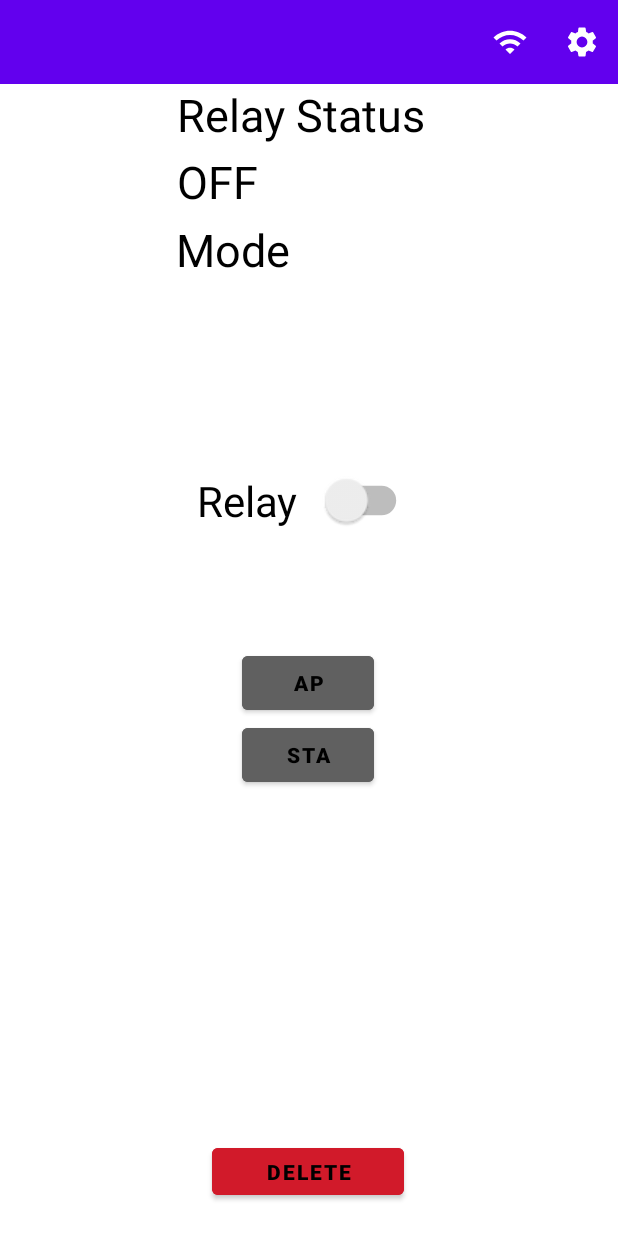
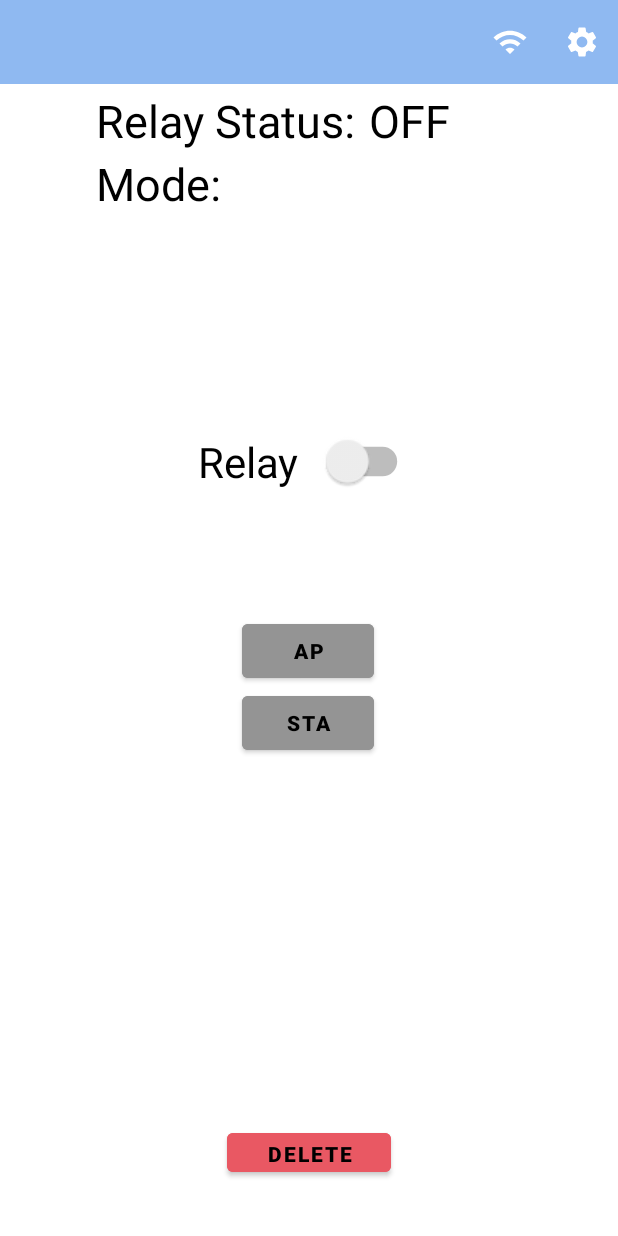
Before and after one commit to rosen316/Dimploma-Work, an Android app: the DeviceActivity screen opened directly, with no data from a screen before it, on a phone screen of 412 x 824 dp. Run offline under Robolectric (Android 15) with nearby library versions, the phone set to English and light mode, and no system bars; 4 statements that could not run were skipped.

Commit message:
changed color scheme

```diff
--- a/AndroidApp/app/src/main/java/com/rosen/homecontrolapp/model/CommandLog.kt
+++ b/AndroidApp/app/src/main/java/com/rosen/homecontrolapp/model/CommandLog.kt
@@ -12,6 +12,6 @@ class CommandLog(val deviceName: String, val command: String) {
     var timestamp: String = DateTimeFormatter.ofLocalizedDateTime(FormatStyle.SHORT).format(LocalDateTime.now())
 
     fun get_info(): String{
-        return "$deviceName          $command          $timestamp"
+        return "$deviceName     $command     $timestamp"
     }
 }
--- a/AndroidApp/app/src/main/res/layout/activity_device.xml
+++ b/AndroidApp/app/src/main/res/layout/activity_device.xml
@@ -8,8 +8,8 @@
 
     <Button
         android:id="@+id/buttonDelete"
-        android:layout_width="128dp"
-        android:layout_height="43dp"
+        android:layout_width="109dp"
+        android:layout_height="38dp"
         android:layout_marginBottom="4dp"
         android:backgroundTint="@color/delete_red"
         android:text="@string/delete"
@@ -17,10 +17,9 @@
         android:textStyle="bold"
         app:layout_constraintBottom_toBottomOf="parent"
         app:layout_constraintEnd_toEndOf="parent"
-        app:layout_constraintHorizontal_bias="0.498"
         app:layout_constraintStart_toStartOf="parent"
         app:layout_constraintTop_toBottomOf="@+id/buttonSwitchSta"
-        app:layout_constraintVertical_bias="0.931" />
+        app:layout_constraintVertical_bias="0.882" />
 
     <Button
         android:id="@+id/buttonSwitchSta"
@@ -54,52 +53,58 @@
 
     <TextView
         android:id="@+id/modeVariable"
-        android:layout_width="178dp"
-        android:layout_height="wrap_content"
-        android:layout_marginTop="52dp"
+        android:layout_width="209dp"
+        android:layout_height="37dp"
+        android:layout_marginEnd="148dp"
+        android:layout_marginRight="148dp"
+        android:layout_marginBottom="96dp"
         android:textColor="#000000"
         android:textSize="30sp"
+        app:layout_constraintBottom_toTopOf="@+id/relay_switch"
         app:layout_constraintEnd_toEndOf="parent"
-        app:layout_constraintHorizontal_bias="0.493"
-        app:layout_constraintStart_toStartOf="parent"
-        app:layout_constraintTop_toBottomOf="@+id/statusVariable" />
+        app:layout_constraintHorizontal_bias="0.0"
+        app:layout_constraintStart_toEndOf="@+id/modeTextView"
+        app:layout_constraintTop_toBottomOf="@+id/statusVariable"
+        app:layout_constraintVertical_bias="0.0" />
 
     <TextView
         android:id="@+id/modeTextView"
-        android:layout_width="177dp"
-        android:layout_height="wrap_content"
+        android:layout_width="93dp"
+        android:layout_height="37dp"
+        android:layout_marginStart="64dp"
+        android:layout_marginLeft="64dp"
         android:text="@string/device_mode"
         android:textColor="#000000"
         android:textSize="30sp"
-        app:layout_constraintBottom_toTopOf="@+id/modeVariable"
-        app:layout_constraintEnd_toEndOf="parent"
+        app:layout_constraintBottom_toTopOf="@+id/relay_switch"
         app:layout_constraintStart_toStartOf="parent"
-        app:layout_constraintTop_toBottomOf="@+id/statusVariable"
-        app:layout_constraintVertical_bias="0.428"
-        tools:text="Mode" />
+        app:layout_constraintTop_toBottomOf="@+id/relayStatusTextView"
+        app:layout_constraintVertical_bias="0.0" />
 
     <TextView
         android:id="@+id/statusVariable"
-        android:layout_width="176dp"
-        android:layout_height="wrap_content"
+        android:layout_width="99dp"
+        android:layout_height="42dp"
         android:layout_marginTop="4dp"
         android:textColor="#000000"
         android:textSize="30sp"
         app:layout_constraintEnd_toEndOf="parent"
-        app:layout_constraintStart_toStartOf="parent"
-        app:layout_constraintTop_toBottomOf="@+id/relayStatusTextView" />
+        app:layout_constraintHorizontal_bias="0.0"
+        app:layout_constraintStart_toEndOf="@+id/relayStatusTextView"
+        app:layout_constraintTop_toBottomOf="@+id/toolbar_device" />
 
     <TextView
         android:id="@+id/relayStatusTextView"
-        android:layout_width="176dp"
-        android:layout_height="wrap_content"
+        android:layout_width="182dp"
+        android:layout_height="42dp"
+        android:layout_marginStart="64dp"
+        android:layout_marginLeft="64dp"
+        android:layout_marginTop="4dp"
         android:text="@string/relay_status"
         android:textColor="#000000"
         android:textSize="30sp"
-        app:layout_constraintEnd_toEndOf="parent"
         app:layout_constraintStart_toStartOf="parent"
-        app:layout_constraintTop_toBottomOf="@+id/toolbar_device"
-        tools:text="Relay Status" />
+        app:layout_constraintTop_toBottomOf="@+id/toolbar_device" />
 
     <androidx.appcompat.widget.Toolbar
         android:id="@+id/toolbar_device"
@@ -112,15 +117,14 @@
         android:id="@+id/relay_switch"
         android:layout_width="105dp"
         android:layout_height="47dp"
-        android:layout_marginTop="76dp"
+        android:layout_marginTop="228dp"
         android:scaleX="1.4"
         android:scaleY="1.4"
         android:text="Relay"
         android:textSize="20dp"
         app:layout_constraintEnd_toEndOf="parent"
-        app:layout_constraintHorizontal_bias="0.498"
         app:layout_constraintStart_toStartOf="parent"
-        app:layout_constraintTop_toBottomOf="@+id/modeVariable" />
+        app:layout_constraintTop_toBottomOf="@+id/toolbar_device" />
 
 
 </androidx.constraintlayout.widget.ConstraintLayout>
--- a/AndroidApp/app/src/main/res/values-night/themes.xml
+++ b/AndroidApp/app/src/main/res/values-night/themes.xml
@@ -2,8 +2,8 @@
     <!-- Base application theme. -->
     <style name="Theme.HomeControlApp" parent="Theme.MaterialComponents.DayNight.NoActionBar">
         <!-- Primary brand color. -->
-        <item name="colorPrimary">@color/purple_200</item>
-        <item name="colorPrimaryVariant">@color/purple_700</item>
+        <item name="colorPrimary">@color/pastel_blue</item>
+        <item name="colorPrimaryVariant">@color/white</item>
         <item name="colorOnPrimary">@color/black</item>
         <!-- Secondary brand color. -->
         <item name="colorSecondary">@color/teal_200</item>
--- a/AndroidApp/app/src/main/res/values/strings.xml
+++ b/AndroidApp/app/src/main/res/values/strings.xml
@@ -1,7 +1,7 @@
 <resources>
     <string name="app_name">Home Control App</string>
-    <string name= "relay_status">Relay Status</string>
-    <string name= "device_mode">Mode</string>
+    <string name= "relay_status">Relay Status:</string>
+    <string name= "device_mode">Mode:</string>
     <string name="sta">STA</string>
     <string name="delete">DELETE</string>
     <string name="ap">AP</string>
--- a/AndroidApp/app/src/main/res/values/themes.xml
+++ b/AndroidApp/app/src/main/res/values/themes.xml
@@ -2,8 +2,8 @@
     <!-- Base application theme. -->
     <style name="Theme.HomeControlApp" parent="Theme.MaterialComponents.DayNight.NoActionBar">
         <!-- Primary brand color. -->
-        <item name="colorPrimary">@color/purple_500</item>
-        <item name="colorPrimaryVariant">@color/purple_700</item>
+        <item name="colorPrimary">@color/pastel_blue</item>
+        <item name="colorPrimaryVariant">@color/darker_pastel_blue</item>
         <item name="colorOnPrimary">@color/white</item>
         <!-- Secondary brand color. -->
         <item name="colorSecondary">@color/teal_200</item>
```
Also changed, not shown: AndroidApp/app/src/main/java/com/rosen/homecontrolapp/activity/ConfigurationActivity.kt (+8 -8 lines), AndroidApp/app/src/main/res/values/colors.xml (+9 -3 lines), AndroidApp/app/src/main/res/xml/preferences.xml (+17 -17 lines).
